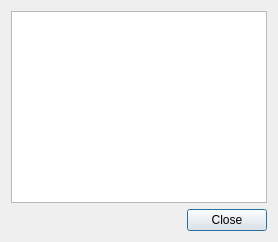
klapeto/elpida, file Tools/Qt/LogsDialog.ui: the form before one commit.
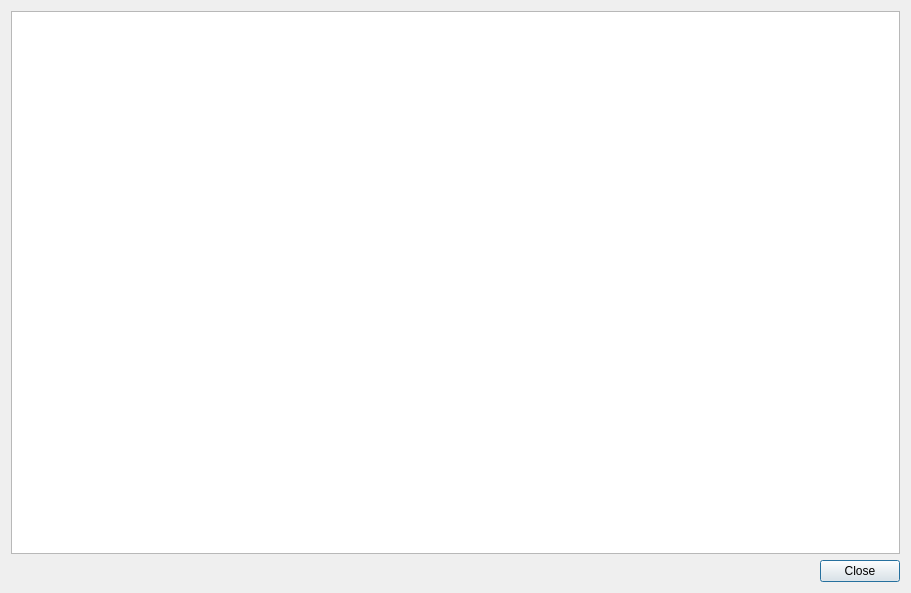
The form after the commit.

The edit to the form file:
```diff
--- a/Tools/Qt/LogsDialog.ui
+++ b/Tools/Qt/LogsDialog.ui
@@ -2,12 +2,24 @@
 <ui version="4.0">
  <class>Elpida::LogsDialog</class>
  <widget class="QDialog" name="Elpida::LogsDialog">
+  <property name="geometry">
+   <rect>
+    <x>0</x>
+    <y>0</y>
+    <width>911</width>
+    <height>593</height>
+   </rect>
+  </property>
   <property name="windowTitle">
    <string>Dialog</string>
   </property>
   <layout class="QVBoxLayout" name="verticalLayout">
    <item>
-    <widget class="QTextBrowser" name="tbLogs"/>
+    <widget class="QTextBrowser" name="tbLogs">
+     <property name="lineWrapMode">
+      <enum>QTextEdit::NoWrap</enum>
+     </property>
+    </widget>
    </item>
    <item>
     <widget class="QDialogButtonBox" name="buttonBox">
```
